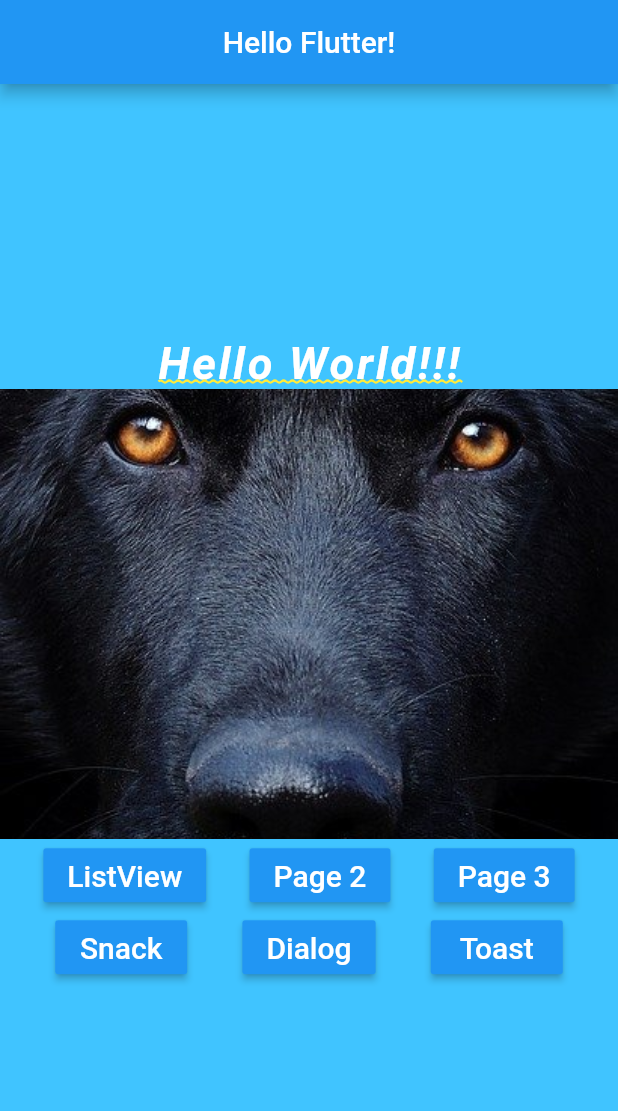
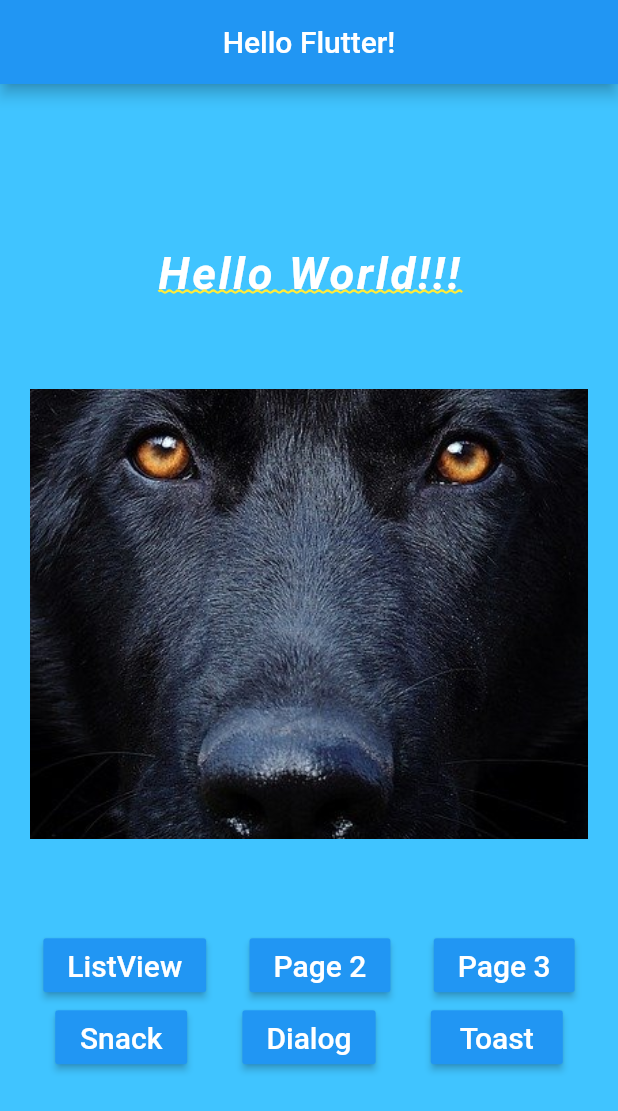
Before and after one commit to Ancora/flutterEssencialBasicWidgets, a Flutter app: the screen it shows after launch, on a phone screen of 412 x 824 dp. Shown: the top 1111 px of the screen. Run offline on Flutter 3.47's test engine with Material 2 defaults, Android fonts, the phone set to English and light mode, and no system bars.

Commit message:
043-MaterialApp/Widgets/Margin.

```diff
--- a/lib/home_page.dart
+++ b/lib/home_page.dart
@@ -28,6 +28,7 @@ class HomePage extends StatelessWidget {
 
   _pageView() {
     return Container(
+      margin: EdgeInsets.symmetric(horizontal: 20, vertical: 60),
       height: 300,
       child: PageView(
         children: <Widget>[
```
